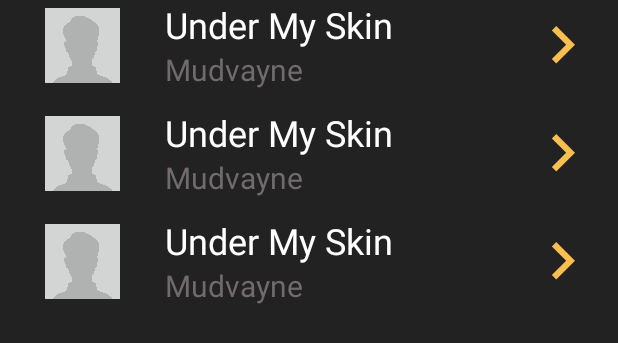
After one commit to sebastianaranda/DiscOverApp, an Android app: the layout fragment_album_detail.xml on its own in the app's theme, with its tools: preview values and no code run, on a phone screen of 412 x 824 dp. The commit adds this screen. Shown: the top 343 px of the screen. Run offline under Robolectric (Android 15) with nearby library versions, the light colour scheme and no system bars.

Commit message:
Agrego detalle de album WIP

```diff
--- a/app/src/main/AndroidManifest.xml
+++ b/app/src/main/AndroidManifest.xml
@@ -14,10 +14,11 @@
         android:supportsRtl="true"
         android:theme="@style/AppTheme"
         tools:ignore="GoogleAppIndexingWarning">
+        <activity android:name=".view.AlbumDetailActivity"></activity>
         <activity
             android:name=".view.LoginActivity"
             android:label="@string/title_login_activity"
-            android:parentActivityName=".view.MainActivity"></activity>
+            android:parentActivityName=".view.MainActivity" />
         <activity
             android:name=".view.UserProfileActivity"
             android:label="@string/title_user_profile_activity"
--- /dev/null
+++ b/app/src/main/res/layout/fragment_album_detail.xml
@@ -0,0 +1,20 @@
+<?xml version="1.0" encoding="utf-8"?>
+<FrameLayout
+    xmlns:android="http://schemas.android.com/apk/res/android"
+    xmlns:app="http://schemas.android.com/apk/res-auto"
+    xmlns:tools="http://schemas.android.com/tools"
+    android:layout_width="match_parent"
+    android:layout_height="match_parent"
+    android:background="@color/colorPrimary"
+    tools:context=".view.AlbumDetailFragment">
+
+    <androidx.recyclerview.widget.RecyclerView
+        android:id="@+id/fragment_tracks_recycler"
+        android:layout_width="match_parent"
+        android:layout_height="match_parent"
+        android:orientation="vertical"
+        app:layoutManager="androidx.recyclerview.widget.LinearLayoutManager"
+        app:reverseLayout="false"
+        tools:listitem="@layout/track_recycler_row"/>
+
+</FrameLayout>
--- /dev/null
+++ b/app/src/main/res/layout/track_recycler_row.xml
@@ -0,0 +1,60 @@
+<?xml version="1.0" encoding="utf-8"?>
+<androidx.constraintlayout.widget.ConstraintLayout
+    xmlns:android="http://schemas.android.com/apk/res/android"
+    xmlns:app="http://schemas.android.com/apk/res-auto"
+    xmlns:tools="http://schemas.android.com/tools"
+    android:id="@+id/artistRowLayout"
+    android:layout_width="match_parent"
+    android:layout_height="wrap_content"
+    android:background="@color/colorPrimary"
+    android:layout_marginBottom="12dp">
+
+    <ImageView
+        android:id="@+id/img_track_album"
+        android:layout_width="50dp"
+        android:layout_height="50dp"
+        android:layout_marginStart="30dp"
+        app:layout_constraintBottom_toBottomOf="parent"
+        app:layout_constraintStart_toStartOf="parent"
+        app:layout_constraintTop_toTopOf="parent"
+        tools:src="@drawable/img_artist_placeholder" />
+
+    <TextView
+        android:id="@+id/txt_track_name"
+        android:layout_width="0dp"
+        android:layout_height="wrap_content"
+        android:layout_marginStart="30dp"
+        android:layout_marginEnd="30dp"
+        android:ellipsize="end"
+        android:singleLine="true"
+        android:textColor="@android:color/white"
+        android:textSize="24sp"
+        app:layout_constraintEnd_toStartOf="@+id/img_play_icon"
+        app:layout_constraintStart_toEndOf="@+id/img_track_album"
+        app:layout_constraintTop_toTopOf="parent"
+        tools:ellipsize="marquee"
+        tools:text="Under My Skin" />
+
+    <TextView
+        android:id="@+id/txt_by_artist"
+        android:layout_width="wrap_content"
+        android:layout_height="wrap_content"
+        tools:text="Mudvayne"
+        android:textSize="20sp"
+        android:ellipsize="end"
+        android:textColor="@color/colorSecondary"
+        app:layout_constraintStart_toStartOf="@id/txt_track_name"
+        app:layout_constraintTop_toBottomOf="@id/txt_track_name" />
+
+    <ImageView
+        android:id="@+id/img_play_icon"
+        android:layout_width="50dp"
+        android:layout_height="50dp"
+        android:layout_marginEnd="12dp"
+        android:src="@drawable/ic_keyboard_arrow_right"
+        android:textColor="@android:color/primary_text_dark"
+        app:layout_constraintBottom_toBottomOf="parent"
+        app:layout_constraintEnd_toEndOf="parent"
+        app:layout_constraintTop_toTopOf="parent" />
+
+</androidx.constraintlayout.widget.ConstraintLayout>
--- a/app/src/main/res/values/strings.xml
+++ b/app/src/main/res/values/strings.xml
@@ -43,4 +43,7 @@
     <string name="txt_login_edit_text_error_empty_password">Debe ingresar un email.</string>
     <string name="txt_login_layout_error_wrong_password">El email ingresado no es válido.</string>
 
+    <!-- TODO: Remove or change this placeholder text -->
+    <string name="hello_blank_fragment">Hello blank fragment</string>
+
 </resources>
```
Also changed, not shown: app/src/main/java/com/digitalhouse/a0819cpmoacn02armo_01/model/Album.java (+13 -1 lines), app/src/main/java/com/digitalhouse/a0819cpmoacn02armo_01/model/Track.java (added, +62 -0 lines), app/src/main/java/com/digitalhouse/a0819cpmoacn02armo_01/view/AlbumDetailActivity.java (added, +35 -0 lines), app/src/main/java/com/digitalhouse/a0819cpmoacn02armo_01/view/AlbumDetailFragment.java (added, +62 -0 lines), app/src/main/java/com/digitalhouse/a0819cpmoacn02armo_01/view/ArtistProfileActivity.java (+6 -1 lines), app/src/main/java/com/digitalhouse/a0819cpmoacn02armo_01/view/TrackAdapter.java (added, +85 -0 lines), app/src/main/res/layout/activity_album_detail.xml (added, +11 -0 lines).
